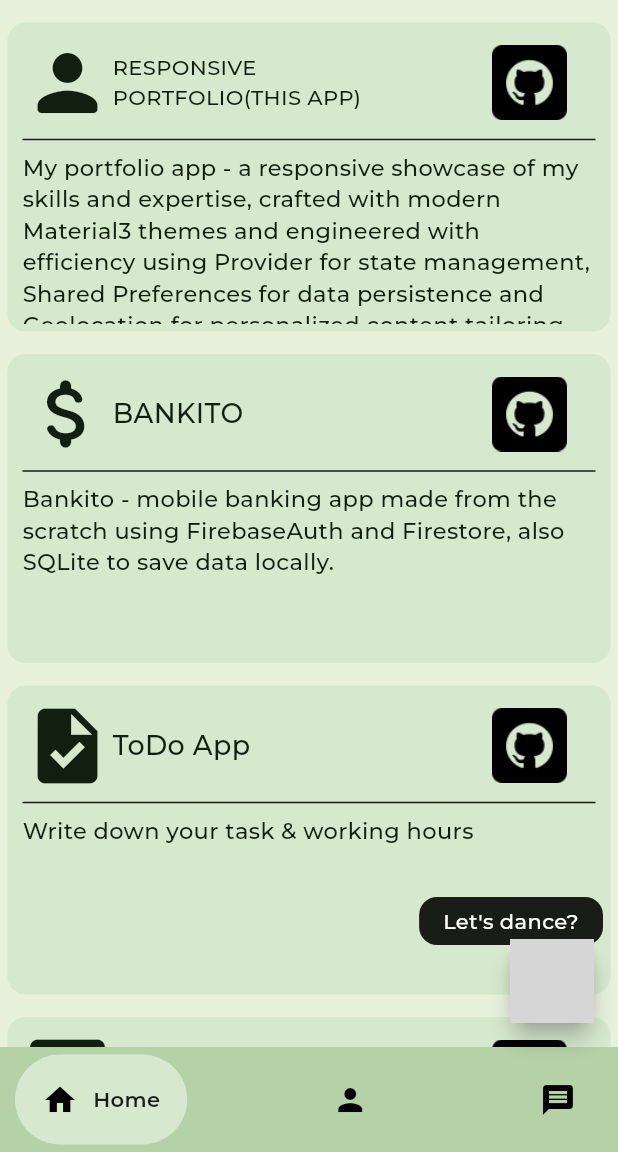
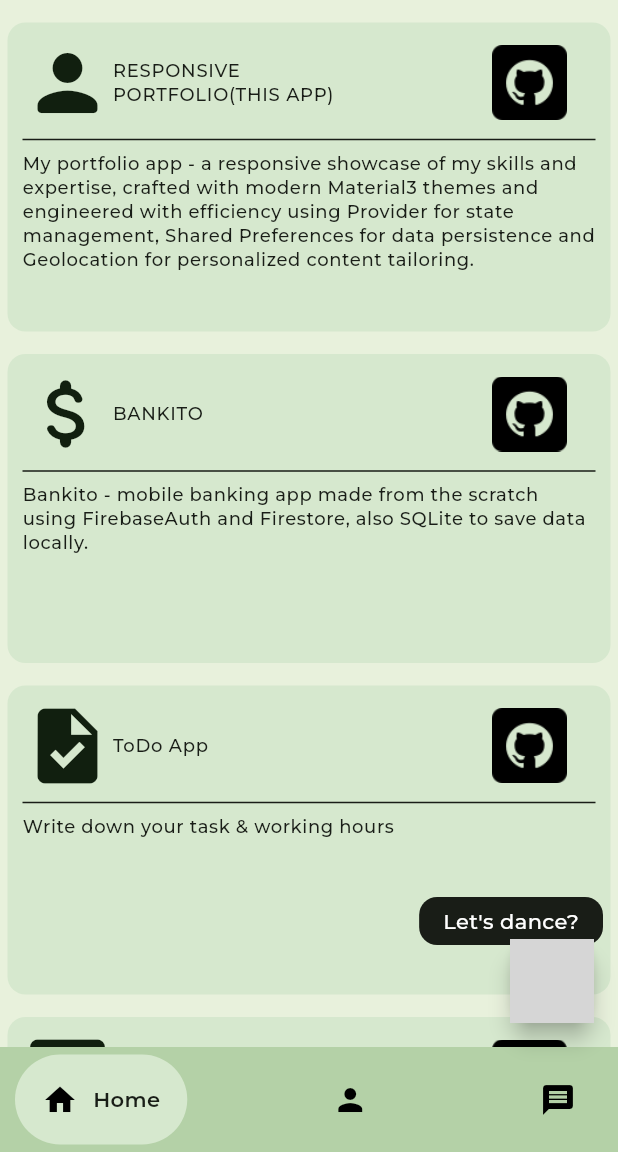
Before and after one commit to browsfer/My-responsive-portfolio, a Flutter app: the screen it shows after launch, on a phone screen of 412 x 824 dp, the part 84-1236 px from its top. Run offline on Flutter 3.47's test engine with Material 3 defaults, Android fonts, the phone set to English and light mode, and no system bars; drawn by our look-alikes of auto_size_text, google_nav_bar; our stand-ins replace audioplayers, cached_network_image, fluttertoast, geocoding, geolocator, loading_animation_widget and 3 more; missing offline and left inert: app_settings, spotify, spring, youtube_explode_dart; project files that could hold a hidden picture were left out; grey boxes are pictures that could not be loaded.

Commit message:
typography + splash screen

```diff
--- a/assets/splash_screen/splash_settings.yaml
+++ b/flutter_native_splash.yaml
@@ -54,10 +54,10 @@ flutter_native_splash:
     # 640 pixels in diameter.
     # App icon without an icon background: This should be 1152×1152 pixels, and fit within a circle
     # 768 pixels in diameter.
-    image: assets/splash_screen/splash_android12.png
+    image: assets/splash_screen/splash_screen.png
 
     # Splash screen background color.
-    color: "#BACCB3"
+    color: "#344F48"
 
     # App icon background color.
     #icon_background_color: "#111111"
--- a/lib/pages/mobile_aboutme_page.dart
+++ b/lib/pages/mobile_aboutme_page.dart
@@ -45,10 +45,7 @@ class AboutMePage extends StatelessWidget {
             fit: FlexFit.loose,
             child: SingleChildScrollView(
               child: AutoSizeText(
-                style: TextStyle(
-                  color: Theme.of(context).colorScheme.onBackground,
-                  fontSize: 16,
-                ),
+                style: Theme.of(context).textTheme.bodyMedium,
                 textAlign: TextAlign.center,
                 'Hi, I\'m Kuba, a passionate learner and aspiring Flutter developer with a strong interest in mobile app development. My ultimate goal is to become a skilled Flutter developer and work on challenging projects that allow me to grow my knowledge and expertise. Feel free to connect with me if you\'re interested in collaborating on exciting Flutter projects or if you have any tips or suggestions for me as I continue to develop my skills in this field.',
                 softWrap: true,
--- a/lib/pages/mobile_findme_page.dart
+++ b/lib/pages/mobile_findme_page.dart
@@ -28,10 +28,7 @@ class FindMePage extends StatelessWidget {
             fit: FlexFit.loose,
             child: AutoSizeText(
                 textAlign: TextAlign.center,
-                style: TextStyle(
-                  color: Theme.of(context).colorScheme.onBackground,
-                  fontSize: 18,
-                ),
+                style: Theme.of(context).textTheme.bodyMedium,
                 'To learn more about my work and experience, please visit my LinkedIn profile at and my GitHub profile. I am always looking for new opportunities to collaborate, so feel free to connect with me on either platform.'),
           ),
           const SizedBox(height: 50),
--- a/lib/utils/my_floating_button.dart
+++ b/lib/utils/my_floating_button.dart
@@ -40,11 +40,11 @@ class _MyFloatingActionButtonState extends State<MyFloatingActionButton>
     final spotify = SpotifyApi(credentials);
     spotify.tracks.get(trackId).then(
       (track) async {
-        String? songName = track.name;
-        if (songName != null) {
+        String? trackName = track.name;
+        if (trackName != null) {
           final yt = YoutubeExplode();
 
-          final result = await yt.search(songName);
+          final result = await yt.search(trackName);
           final videoId = result.first.id.value;
           var manifest = await yt.videos.streamsClient.getManifest(videoId);
 
@@ -99,7 +99,7 @@ class _MyFloatingActionButtonState extends State<MyFloatingActionButton>
             message: 'Let\'s dance?',
             preferBelow: false,
             showDuration: const Duration(seconds: 4),
-            textAlign: TextAlign.center,
+            // textAlign: TextAlign.start,
 
             //TOOLTIP STYLE
             decoration: BoxDecoration(
--- a/lib/utils/projects_list/my_list_tile.dart
+++ b/lib/utils/projects_list/my_list_tile.dart
@@ -68,10 +68,7 @@ class MyListTile extends StatelessWidget {
                 flex: 3,
                 child: AutoSizeText(
                   title,
-                  style: TextStyle(
-                    color: Theme.of(context).colorScheme.onSecondaryContainer,
-                    fontSize: 18,
-                  ),
+                  style: Theme.of(context).textTheme.labelMedium,
                   textAlign: TextAlign.left,
                   maxLines: 2,
                 ),
@@ -104,10 +101,7 @@ class MyListTile extends StatelessWidget {
               child: SingleChildScrollView(
                 child: AutoSizeText(
                   projectDescription,
-                  style: TextStyle(
-                    color: Theme.of(context).colorScheme.onSecondaryContainer,
-                    fontSize: 15,
-                  ),
+                  style: Theme.of(context).textTheme.bodySmall,
                   softWrap: true,
                 ),
               ),
--- a/pubspec.yaml
+++ b/pubspec.yaml
@@ -43,7 +43,6 @@ dependencies:
   lottie: ^2.7.0
   provider: ^6.1.1
   shared_preferences: ^2.2.2
-  animated_splash_screen: ^1.3.0
   fluttertoast: ^8.2.4
   app_settings: ^5.1.1
   flutter_native_splash: ^2.3.9
```
Also changed, not shown: assets/placeholder.png (deleted), pubspec.lock, 4 other files.
